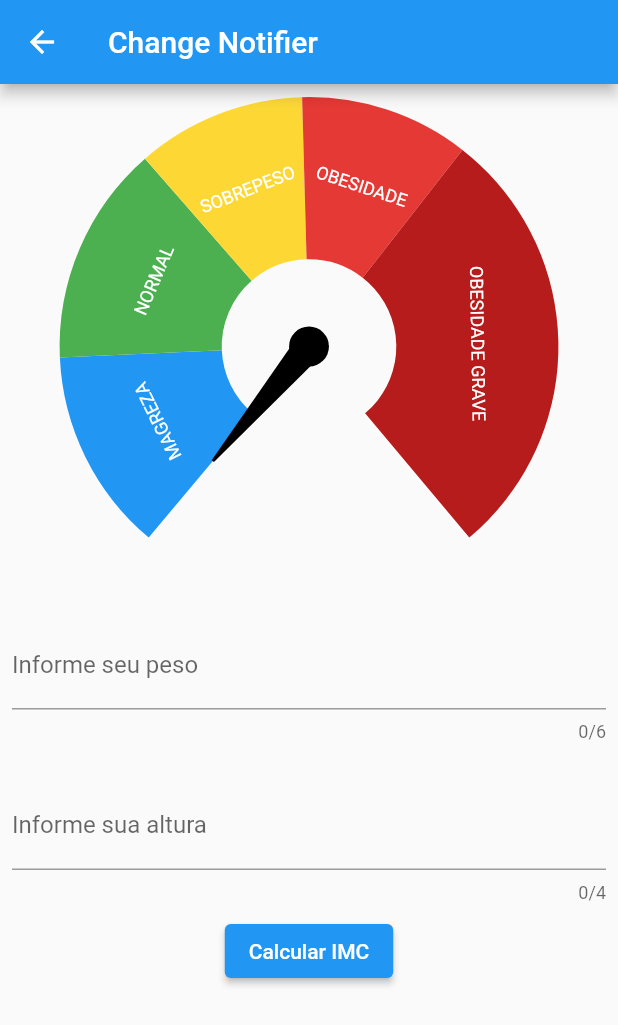
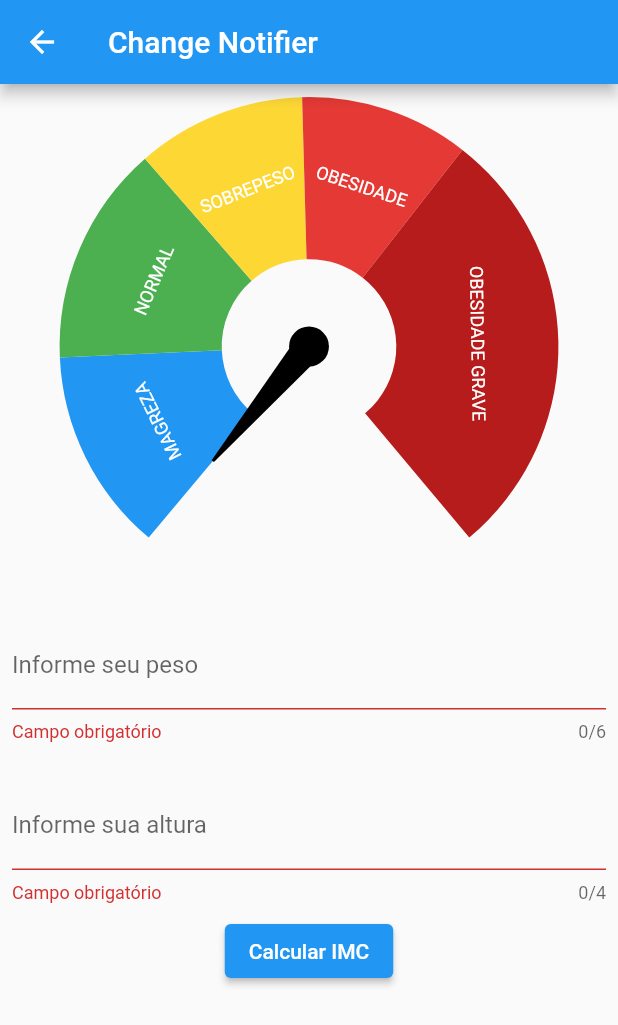
Before and after one commit to gazinmarks/IMC-calculator-default-state-manager, a Flutter app: the ChangeNotifierPage screen opened by its route, after a tap on "Calcular IMC", on a phone screen of 412 x 824 dp. Shown: the top 1025 px of the screen. Run offline on Flutter 3.47's test engine with Material 2 defaults, Android fonts, the phone set to English and light mode, and no system bars; drawn by our look-alikes of syncfusion_flutter_gauges; our stand-ins replace currency_text_input_formatter.

Commit message:
feat: cálculo imc com ChangeNotifier

```diff
--- /dev/null
+++ b/lib/changeNotifier/change_notifier_controller.dart
@@ -0,0 +1,16 @@
+import 'dart:math';
+
+import 'package:flutter/material.dart';
+
+class ChangeNotifierController extends ChangeNotifier {
+  double imc = 0.0;
+
+  Future<void> calculateIMC(
+      {required double weight, required double height}) async {
+    imc = 0.0;
+    notifyListeners();
+    await Future.delayed(const Duration(seconds: 1));
+    imc = weight / pow(height, 2);
+    notifyListeners();
+  }
+}
--- a/lib/changeNotifier/change_notifier_page.dart
+++ b/lib/changeNotifier/change_notifier_page.dart
@@ -1,5 +1,7 @@
 import 'package:currency_text_input_formatter/currency_text_input_formatter.dart';
 import 'package:flutter/material.dart';
+import 'package:imc_default_state_manager/changeNotifier/change_notifier_controller.dart';
+import 'package:intl/intl.dart';
 
 import '../widgets/graphic_range.dart';
 
@@ -13,6 +15,8 @@ class ChangeNotifierPage extends StatefulWidget {
 class _ChangeNotifierPageState extends State<ChangeNotifierPage> {
   final weightEC = TextEditingController();
   final heightEC = TextEditingController();
+  final formKey = GlobalKey<FormState>();
+  final controller = ChangeNotifierController();
 
   @override
   void dispose() {
@@ -29,18 +33,32 @@ class _ChangeNotifierPageState extends State<ChangeNotifierPage> {
       ),
       body: SingleChildScrollView(
         child: Center(
+          child: Form(
+            key: formKey,
             child: Column(
               children: [
-              const GraphicRange(imc: 0),
+                AnimatedBuilder(
+                  animation: controller,
+                  builder: (context, child) {
+                    return GraphicRange(imc: controller.imc);
+                  },
+                ),
                 Padding(
                   padding: const EdgeInsets.all(8.0),
                   child: TextFormField(
+                    validator: (String? value) {
+                      if (value == null || value.isEmpty) {
+                        return 'Campo obrigatório';
+                      }
+                      return null;
+                    },
                     controller: weightEC,
                     maxLength: 6,
                     inputFormatters: [
                       CurrencyTextInputFormatter(
                         decimalDigits: 2,
                         symbol: '',
+                        locale: 'pt_BR',
                       ),
                     ],
                     keyboardType: TextInputType.number,
@@ -54,10 +72,20 @@ class _ChangeNotifierPageState extends State<ChangeNotifierPage> {
                 Padding(
                   padding: const EdgeInsets.all(8.0),
                   child: TextFormField(
+                    validator: (String? value) {
+                      if (value == null || value.isEmpty) {
+                        return 'Campo obrigatório';
+                      }
+                      return null;
+                    },
                     controller: heightEC,
                     maxLength: 4,
                     inputFormatters: [
-                    CurrencyTextInputFormatter(decimalDigits: 2, symbol: ''),
+                      CurrencyTextInputFormatter(
+                        decimalDigits: 2,
+                        symbol: '',
+                        locale: 'pt_BR',
+                      ),
                     ],
                     keyboardType: TextInputType.number,
                     decoration:
@@ -65,13 +93,29 @@ class _ChangeNotifierPageState extends State<ChangeNotifierPage> {
                   ),
                 ),
                 ElevatedButton(
-                onPressed: () {},
+                  onPressed: () {
+                    final formValid = formKey.currentState?.validate() ?? false;
+                    if (formValid) {
+                      final formatter = NumberFormat.simpleCurrency(
+                        locale: 'pt_BR',
+                        decimalDigits: 2,
+                      );
+
+                      final double weight =
+                          formatter.parse(weightEC.text) as double;
+                      final double height =
+                          formatter.parse(heightEC.text) as double;
+
+                      controller.calculateIMC(weight: weight, height: height);
+                    }
+                  },
                   child: const Text('Calcular IMC'),
                 ),
               ],
             ),
           ),
         ),
+      ),
     );
   }
 }
```
Lines whose indentation alone changed are shown as unchanged.
